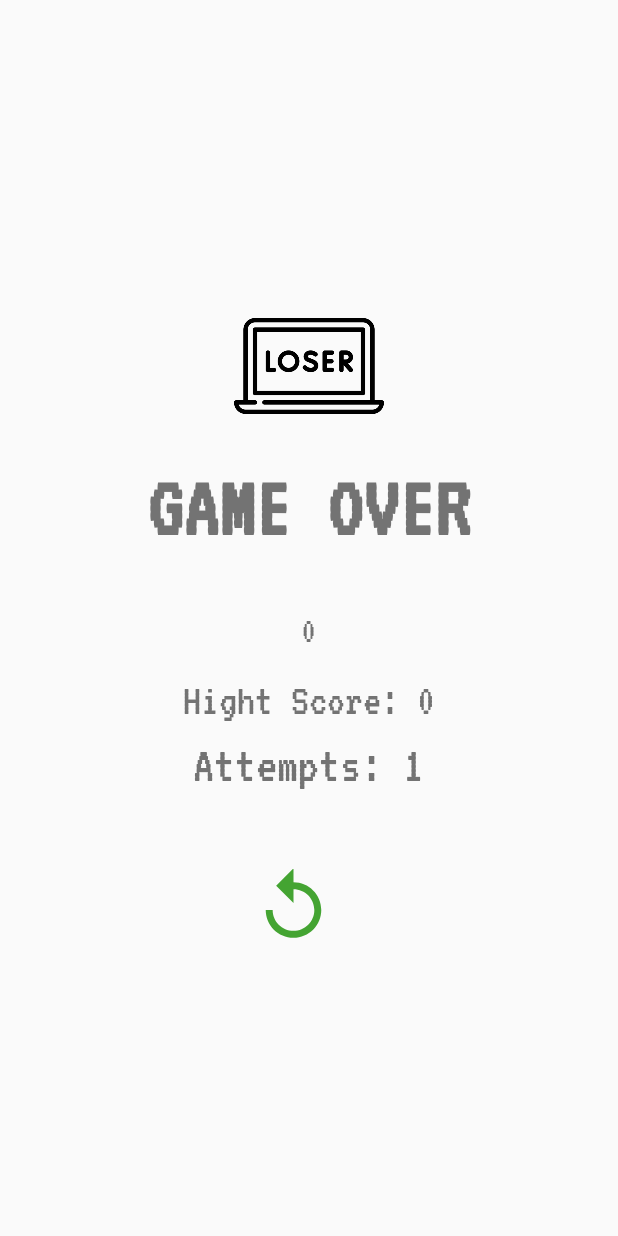
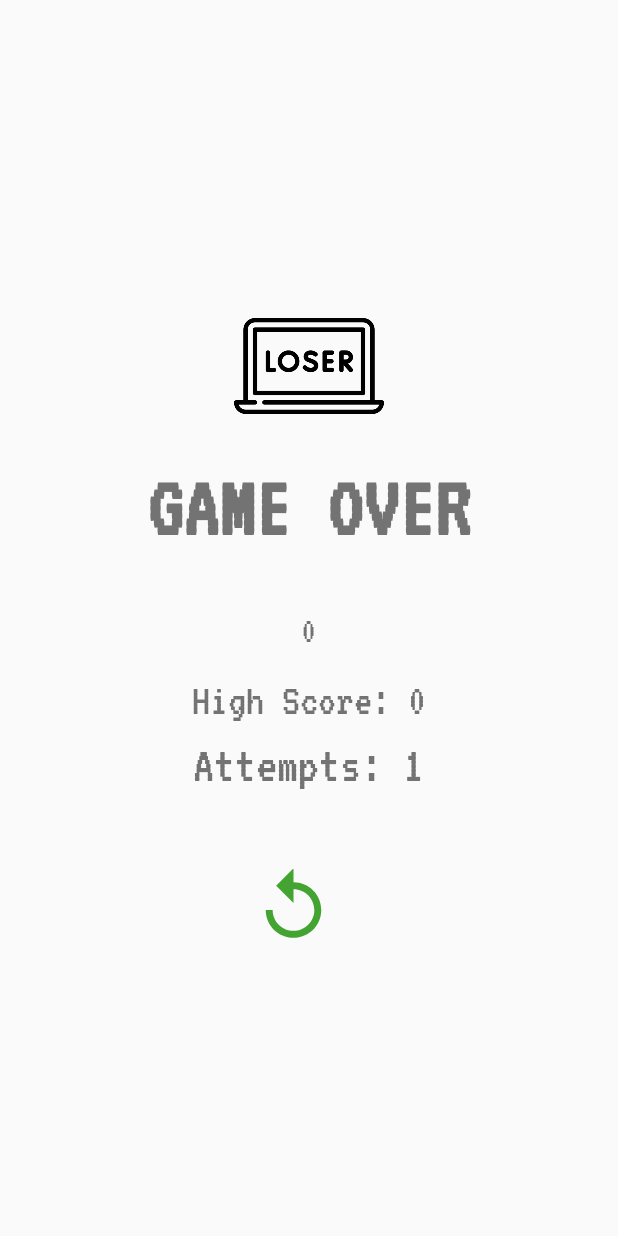
Before and after one commit to duonglethanbinh/SuperCoin, an Android app: the ResultActivity screen opened directly, with no data from a screen before it, on a phone screen of 412 x 824 dp. Run offline under Robolectric (Android 15) with nearby library versions, the phone set to English and light mode, and no system bars.

Commit message:
Update code

```diff
--- a/app/src/main/java/com/project/superCoin/MainActivity.java
+++ b/app/src/main/java/com/project/superCoin/MainActivity.java
@@ -344,8 +344,9 @@ public class MainActivity extends AppCompatActivity {
             Math.round(enemy1Speed += 1);
             Math.round(enemy2Speed += 1);
             increaseSpeed = 0;
+//          Change Background
             LinearLayout rootBg = findViewById(R.id.root_id);
-            rootBg.setBackgroundColor(Color.rgb(85, colorChange -= 10, 200));
+            rootBg.setBackgroundColor(Color.rgb(85, colorChange -= 10, colorChange -= 10));
         }
         if (colorChange == 100) {
             colorChange = 255;
--- a/app/src/main/java/com/project/superCoin/ResultActivity.java
+++ b/app/src/main/java/com/project/superCoin/ResultActivity.java
@@ -14,7 +14,7 @@ import android.widget.Toast;
 
 public class ResultActivity extends AppCompatActivity {
 
-    int hightScore;
+    int highScore;
     private long firstTimeExit = 0;
 
     @Override
@@ -26,26 +26,28 @@ public class ResultActivity extends AppCompatActivity {
         getWindow().setFlags(WindowManager.LayoutParams.FLAG_FULLSCREEN, WindowManager.LayoutParams.FLAG_FULLSCREEN);
 
         TextView scoreLabel = findViewById(R.id.scoreLabel);
-        TextView hightScoreLabel = findViewById(R.id.hightScoreLabel);
+        TextView highScoreLabel = findViewById(R.id.highScoreLabel);
         TextView gamesPlayedLabel = findViewById(R.id.gamesPlayedLabel);
+
+        SharedPreferences preferencesScore = getSharedPreferences("HIGH_SCORE", Context.MODE_PRIVATE);
+        SharedPreferences preferencesGames = getSharedPreferences("GAMES", Context.MODE_PRIVATE);
 
         int score = getIntent().getIntExtra("SCORE", 0);
         scoreLabel.setText("" + score);
+        highScore = preferencesScore.getInt("HIGH_SCORE", 0);
 
-        SharedPreferences preferencesScore = getSharedPreferences("HIGHTSCORE", Context.MODE_PRIVATE);
-        hightScore = preferencesScore.getInt("HIGHTSCORE", 0);
-
-        if (score > hightScore) {
-            hightScoreLabel.setText("Hight Score: " + score);
+        //High score
+        if (score > highScore) {
+            highScoreLabel.setText("High Score: " + score);
 
             SharedPreferences.Editor editor = preferencesScore.edit();
-            editor.putInt("HIGHTSCORE", score);
+            editor.putInt("HIGH_SCORE", score);
             editor.commit();
         } else {
-            hightScoreLabel.setText("Hight Score: " + hightScore);
+            highScoreLabel.setText("High Score: " + highScore);
         }
 
-        SharedPreferences preferencesGames = getSharedPreferences("GAMES", Context.MODE_PRIVATE);
+        //Attempts
         int games = preferencesGames.getInt("GAMES", 0);
 
         gamesPlayedLabel.setText("Attempts: " + (games + 1));
--- a/app/src/main/res/layout/activity_result.xml
+++ b/app/src/main/res/layout/activity_result.xml
@@ -36,7 +36,7 @@
             android:textSize="25sp" />
 
         <TextView
-            android:id="@+id/hightScoreLabel"
+            android:id="@+id/highScoreLabel"
             android:layout_width="wrap_content"
             android:layout_height="wrap_content"
             android:layout_marginTop="10sp"
```
Also changed, not shown: app/src/main/java/com/project/superCoin/StartActivity.java (+14 -7 lines), 1 other file.
